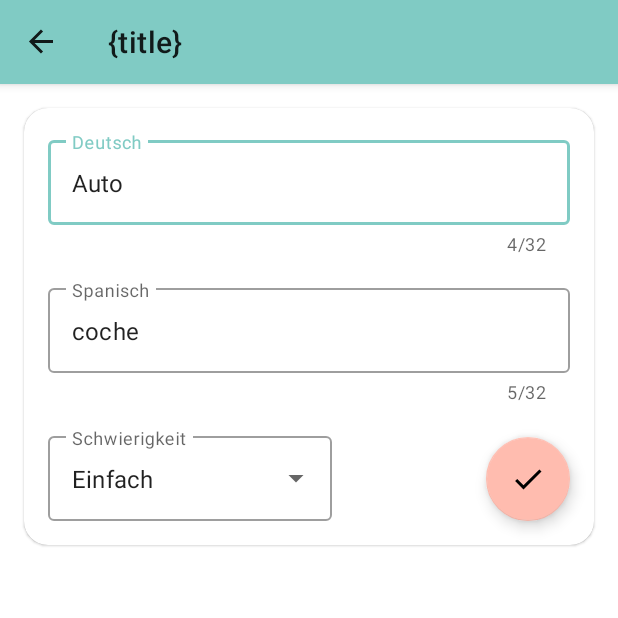
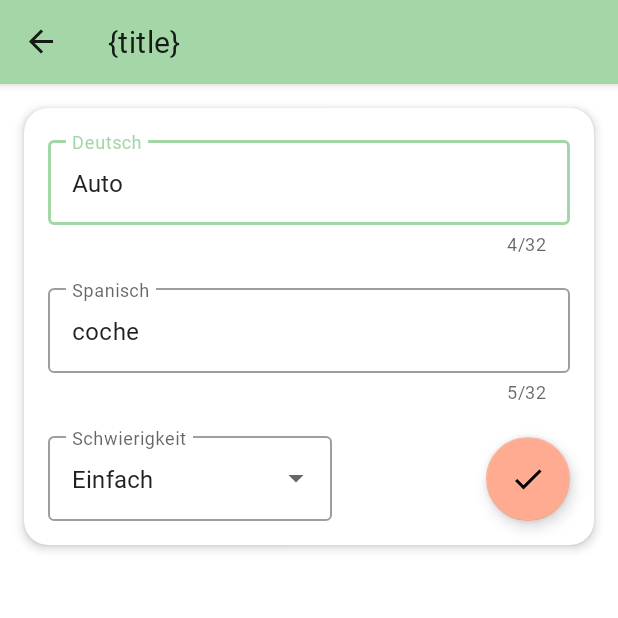
Before and after one commit to mteerie/Vocabulario, an Android app: the screen it shows after launch (MainActivity), after a tap on "Auto", on a phone screen of 412 x 824 dp, the top half of it. Run offline under Robolectric (Android 15) with nearby library versions, the phone set to English and light mode, and no system bars; our stand-ins replace Dagger/Hilt's generated code, Room's generated code, navigation-ui; libraries missing offline, so code that uses them is left out: androidx.hilt, androidx.hilt.lifecycle.

Commit message:
code refactoring, adjust themes, adjust database setup, remove bottom navigation from main activity

```diff
--- a/app/src/main/java/com/inf3005/android/vocabulario/MainActivity.kt
+++ b/app/src/main/java/com/inf3005/android/vocabulario/MainActivity.kt
@@ -5,6 +5,8 @@ import androidx.appcompat.app.AppCompatActivity
 import androidx.navigation.NavController
 import androidx.navigation.fragment.NavHostFragment
 import androidx.navigation.ui.setupActionBarWithNavController
+import androidx.navigation.ui.setupWithNavController
+import com.google.android.material.bottomnavigation.BottomNavigationView
 import com.inf3005.android.vocabulario.utilities.KeyboardUtilities
 import dagger.hilt.android.AndroidEntryPoint
 
@@ -18,16 +20,12 @@ class MainActivity : AppCompatActivity() {
         super.onCreate(savedInstanceState)
         setContentView(R.layout.activity_main)
 
-//        val bottomNavigation : BottomNavigationView = findViewById(R.id.bottom_nav_view)
-
         val navHostFragment = supportFragmentManager.findFragmentById(R.id.nav_host_fragment)
                 as NavHostFragment
 
         navigationController = navHostFragment.navController
 
         setupActionBarWithNavController(navHostFragment.navController)
-
-//        bottomNavigation.setupWithNavController(navHostFragment.navController)
     }
 
     override fun onSupportNavigateUp(): Boolean {
--- a/app/src/main/java/com/inf3005/android/vocabulario/data/VocabularyDao.kt
+++ b/app/src/main/java/com/inf3005/android/vocabulario/data/VocabularyDao.kt
@@ -24,9 +24,9 @@ interface VocabularyDao {
      * verwendet wird, um die Objekte der Relation zu durchsuchen. In Verwendung mit der Such-
      * Funktion des ListFragments.
      *
-     * Innerhalb des Query wird '%' verwendet, damit die Nutzereingabe auch nur teilweise dem
-     * Objekt der Relation entsprechen kann - ist userQuery = 'uto' soll also trotzdem der Eintrag
-     * mit 'auto' angezeigt werden.
+     * Innerhalb der Queries wird '%' als Platzhalter verwendet, sodass die Nutzereingabe auch nur teilweise dem
+     * Objekt der Relation entsprechen kann - ist userQuery == 'uto' soll also trotzdem ein Eintrag
+     * mit Wert 'auto' in einem der Attribute angezeigt werden.
      * */
     fun getAllEntries(userQuery: String, entryOrder: SortBy): Flow<List<Vocabulary>> =
         when(entryOrder) {
@@ -42,10 +42,10 @@ interface VocabularyDao {
     @Query("SELECT * FROM vocabulary WHERE german LIKE '%' || :userQuery || '%' OR spanish LIKE '%' || :userQuery || '%' ORDER BY UPPER(spanish)")
     fun getAllEntriesBySpanish(userQuery: String): Flow<List<Vocabulary>>
 
-    @Query("SELECT * FROM vocabulary WHERE german LIKE '%' || :userQuery || '%' OR spanish LIKE '%' || :userQuery || '%' ORDER BY difficulty ASC")
+    @Query("SELECT * FROM vocabulary WHERE german LIKE '%' || :userQuery || '%' OR spanish LIKE '%' || :userQuery || '%' ORDER BY difficulty ASC, UPPER(german)")
     fun getAllEntriesByDifficultyAscending(userQuery: String): Flow<List<Vocabulary>>
 
-    @Query("SELECT * FROM vocabulary WHERE german LIKE '%' || :userQuery || '%' OR spanish LIKE '%' || :userQuery || '%' ORDER BY difficulty DESC")
+    @Query("SELECT * FROM vocabulary WHERE german LIKE '%' || :userQuery || '%' OR spanish LIKE '%' || :userQuery || '%' ORDER BY difficulty DESC, UPPER(german)")
     fun getAllEntriesByDifficultyDescending(userQuery: String): Flow<List<Vocabulary>>
 
     /**
--- a/app/src/main/java/com/inf3005/android/vocabulario/data/VocabularyDatabase.kt
+++ b/app/src/main/java/com/inf3005/android/vocabulario/data/VocabularyDatabase.kt
@@ -12,20 +12,20 @@ import javax.inject.Provider
  * Erzeuge Room-Database-Instanz - größtenteils Boilerplate Code.
  * */
 
-@Database(entities = [Vocabulary::class], version = 4, exportSchema = false)
+@Database(entities = [Vocabulary::class], version = 4)
 abstract class VocabularyDatabase : RoomDatabase() {
 
     abstract fun vocabularyDao(): VocabularyDao
 
     class VocabularyDatabaseCallback @Inject constructor(
-        private val database: Provider<VocabularyDatabase>,
+        private val vocabularyDao: Provider<VocabularyDao>,
         private val scope: CoroutineScope
     ) : RoomDatabase.Callback() {
 
         override fun onCreate(db: SupportSQLiteDatabase) {
             super.onCreate(db)
 
-            val dao = database.get().vocabularyDao()
+            val dao = vocabularyDao.get()
 
             scope.launch {
 
--- a/app/src/main/java/com/inf3005/android/vocabulario/utilities/DependencyInjectionModule.kt
+++ b/app/src/main/java/com/inf3005/android/vocabulario/utilities/DependencyInjectionModule.kt
@@ -9,6 +9,7 @@ import dagger.Provides
 import dagger.hilt.InstallIn
 import dagger.hilt.android.components.ApplicationComponent
 import kotlinx.coroutines.CoroutineScope
+import kotlinx.coroutines.Dispatchers
 import kotlinx.coroutines.SupervisorJob
 
 
@@ -36,5 +37,6 @@ object DependencyInjectionModule {
 
     @Singleton
     @Provides
-    fun provideCoroutineScope() = CoroutineScope(SupervisorJob())
+    fun provideCoroutineScope() = CoroutineScope(Dispatchers.Main.immediate
+            + SupervisorJob())
 }
--- a/app/src/main/res/drawable-anydpi-v26/ic_launcher_background.xml
+++ b/app/src/main/res/drawable-anydpi-v26/ic_launcher_background.xml
@@ -13,8 +13,8 @@
           android:endY="106.9922"
           android:endX="54"
           android:type="linear">
-        <item android:offset="0" android:color="#80cbc4"/>
-        <item android:offset="1" android:color="#4f9a94"/>
+        <item android:offset="0" android:color="#d7ffd9"/>
+        <item android:offset="1" android:color="#75a478"/>
       </gradient>
     </aapt:attr>
   </path>
--- a/app/src/main/res/layout/activity_main.xml
+++ b/app/src/main/res/layout/activity_main.xml
@@ -1,5 +1,4 @@
 <?xml version="1.0" encoding="utf-8"?>
-<layout>
 <androidx.constraintlayout.widget.ConstraintLayout xmlns:android="http://schemas.android.com/apk/res/android"
     xmlns:app="http://schemas.android.com/apk/res-auto"
     xmlns:tools="http://schemas.android.com/tools"
@@ -15,16 +14,4 @@
         android:layout_height="match_parent"
         app:defaultNavHost="true"
         app:navGraph="@navigation/nav_graph_main" />
-
-        <!--    <com.google.android.material.bottomnavigation.BottomNavigationView-->
-        <!--        android:id="@+id/bottom_nav_view"-->
-        <!--        android:layout_width="match_parent"-->
-        <!--        android:layout_height="wrap_content"-->
-        <!--        app:layout_constraintBottom_toBottomOf="@+id/nav_host_fragment"-->
-        <!--        app:layout_constraintEnd_toEndOf="parent"-->
-        <!--        app:layout_constraintStart_toStartOf="parent"-->
-        <!--        app:menu="@menu/bottom_navigation_view"-->
-        <!--        />-->
-
 </androidx.constraintlayout.widget.ConstraintLayout>
-</layout>
--- a/app/src/main/res/layout/fragment_add_edit.xml
+++ b/app/src/main/res/layout/fragment_add_edit.xml
@@ -1,17 +1,17 @@
 <?xml version="1.0" encoding="utf-8"?>
-
-<androidx.coordinatorlayout.widget.CoordinatorLayout xmlns:android="http://schemas.android.com/apk/res/android"
+<com.google.android.material.card.MaterialCardView xmlns:android="http://schemas.android.com/apk/res/android"
     xmlns:app="http://schemas.android.com/apk/res-auto"
     xmlns:tools="http://schemas.android.com/tools"
     android:layout_width="match_parent"
-    android:layout_height="match_parent"
-    tools:context=".add_edit.AddEditFragment">
-
-    <com.google.android.material.card.MaterialCardView
-        android:layout_width="match_parent"
     android:layout_height="wrap_content"
     android:layout_margin="16dp"
-        app:cardCornerRadius="16dp">
+    android:clickable="false"
+    android:focusable="false"
+    android:focusableInTouchMode="false"
+    android:longClickable="false"
+    app:cardCornerRadius="16dp"
+    app:cardElevation="4dp"
+    tools:context=".add_edit.AddEditFragment">
 
     <androidx.constraintlayout.widget.ConstraintLayout
         android:layout_width="match_parent"
@@ -68,8 +68,8 @@
             style="@style/Widget.MaterialComponents.TextInputLayout.OutlinedBox.ExposedDropdownMenu"
             android:layout_width="wrap_content"
             android:layout_height="wrap_content"
+            android:layout_marginStart="16dp"
             android:layout_marginTop="16dp"
-                android:layout_marginStart="16dp"
             app:layout_constraintBottom_toBottomOf="parent"
             app:layout_constraintStart_toStartOf="parent"
             app:layout_constraintTop_toBottomOf="@id/input_sp">
@@ -95,8 +95,4 @@
             app:layout_constraintEnd_toEndOf="parent"
             tools:ignore="ContentDescription" />
     </androidx.constraintlayout.widget.ConstraintLayout>
-
 </com.google.android.material.card.MaterialCardView>
-
-
-</androidx.coordinatorlayout.widget.CoordinatorLayout>
--- a/app/src/main/res/layout/fragment_list_item.xml
+++ b/app/src/main/res/layout/fragment_list_item.xml
@@ -24,6 +24,7 @@
         android:longClickable="true"
         android:tooltipText="@string/edit_entry"
         app:cardCornerRadius="16dp"
+        app:cardElevation="2dp"
         tools:targetApi="26">
 
         <androidx.constraintlayout.widget.ConstraintLayout
--- a/app/src/main/res/navigation/nav_graph_main.xml
+++ b/app/src/main/res/navigation/nav_graph_main.xml
@@ -17,7 +17,7 @@
     <fragment
         android:id="@+id/infoFragment"
         android:name="com.inf3005.android.vocabulario.InfoFragment"
-        android:label="fragment_info"
+        android:label="Information"
         tools:layout="@layout/fragment_info" />
     <fragment
         android:id="@+id/addEditFragment"
--- a/app/src/main/res/values-night/themes.xml
+++ b/app/src/main/res/values-night/themes.xml
@@ -2,9 +2,9 @@
     <!-- Base application theme. -->
     <style name="Theme.Vocabulario" parent="Theme.MaterialComponents.DayNight.DarkActionBar">
         <!-- Primary brand color. -->
-        <item name="colorPrimary">@color/teal_700</item>
-        <item name="colorPrimaryVariant">@color/teal_700_dark</item>
-        <item name="colorOnPrimary">@color/black</item>
+        <item name="colorPrimary">@color/deep_purple_900</item>
+        <item name="colorPrimaryVariant">@color/deep_purple_900_dark</item>
+        <item name="colorOnPrimary">@color/white</item>
         <!-- Secondary brand color. -->
         <item name="colorSecondary">@color/red_200</item>
         <item name="colorSecondaryVariant">@color/red_200_dark</item>
@@ -14,14 +14,15 @@
         <!-- Customize your theme here. -->
         <item name="actionBarStyle">@style/primaryColorActionBar</item>
         <item name="snackbarStyle">@style/secondaryColorSnackBar</item>
-
+        <item name="android:fontFamily">@font/roboto_regular</item>
     </style>
 
     <style name="primaryColorActionBar" parent="Widget.MaterialComponents.ActionBar.Solid">
-        <item name="backgroundTint">@color/teal_200</item>
+        <item name="backgroundTint">@color/deep_purple_900</item>
     </style>
 
     <style name="secondaryColorSnackBar" parent="Widget.MaterialComponents.Snackbar">
-        <item name="backgroundTint">@color/red_200</item>
+        <item name="backgroundTint">@color/deep_orange_200</item>
     </style>
+
 </resources>
--- a/app/src/main/res/values/colors.xml
+++ b/app/src/main/res/values/colors.xml
@@ -1,12 +1,27 @@
 <?xml version="1.0" encoding="utf-8"?>
 <resources>
     <color name="teal_200">#80cbc4</color>
+
+    <color name="green_200">#a5d6a7</color>
+    <color name="green_200_dark">#75a478</color>
+    <color name="green_200_light">#d7ffd9</color>
+
+    <color name="deep_orange_200">#ffab91</color>
+    <color name="deep_orange_200_dark">#c97b63</color>
+    <color name="deep_orange_200_light">#ffddc1</color>
+
+    <color name="deep_purple_900">#9fa8da</color>
+    <color name="deep_purple_900_dark">#6f79a8</color>
+    <color name="deep_purple_900_light">#d1d9ff</color>
+
+    <color name="red_200">#ffbcaf</color>
+    <color name="red_200_dark">#ff8a80</color>
+    <color name="red_200_light">#ffcccb</color>
+
     <color name="teal_200_dark">#4f9a94</color>
     <color name="teal_700">#00796b</color>
     <color name="teal_700_dark">#004c40</color>
     <color name="teal_700_light">#48a999</color>
-    <color name="red_200">#ffbcaf</color>
-    <color name="red_200_dark">#ff8a80</color>
     <color name="black">#FF000000</color>
     <color name="white">#FFFFFFFF</color>
     <color name="grey">#767676</color>
--- a/app/src/main/res/values/strings.xml
+++ b/app/src/main/res/values/strings.xml
@@ -13,7 +13,7 @@
     <string name="fragment_info_list_icon">list icon</string>
 
     <string name="list_entry_deleted">Vokabel gelöscht.</string>
-    <string name="list_entry_undo">Undo</string>
+    <string name="list_entry_undo">Rückgängig</string>
     <string name="delete_all_list_entries">Alle Einträge löschen</string>
     <string name="delete_all_entries_title">Liste löschen</string>
     <string name="delete_all_entries">Möchtest Du alle Einträge löschen?</string>
--- a/app/src/main/res/values/themes.xml
+++ b/app/src/main/res/values/themes.xml
@@ -2,23 +2,23 @@
     <!-- Base application theme. -->
     <style name="Theme.Vocabulario" parent="Theme.MaterialComponents.Light">
         <!-- Primary brand color. -->
-        <item name="colorPrimary">@color/teal_200</item>
-        <item name="colorPrimaryVariant">@color/teal_200_dark</item>
+        <item name="colorPrimary">@color/green_200</item>
+        <item name="colorPrimaryVariant">@color/green_200_dark</item>
         <item name="colorOnPrimary">@color/black</item>
         <!-- Secondary brand color. -->
-        <item name="colorSecondary">@color/red_200</item>
-        <item name="colorSecondaryVariant">@color/red_200_dark</item>
+        <item name="colorSecondary">@color/deep_orange_200</item>
+        <item name="colorSecondaryVariant">@color/deep_orange_200_dark</item>
         <item name="colorOnSecondary">@color/black</item>
         <!-- Status bar color. -->
         <item name="android:statusBarColor" tools:targetApi="l">?attr/colorPrimaryVariant</item>
         <!-- Customize your theme here. -->
         <item name="snackbarStyle">@style/secondaryColorSnackBar</item>
+        <item name="android:fontFamily">@font/roboto_regular</item>
     </style>
 
     <style name="secondaryColorSnackBar" parent="Widget.MaterialComponents.Snackbar">
-        <item name="backgroundTint">@color/red_200</item>
+        <item name="backgroundTint">@color/deep_orange_200</item>
     </style>
 
 
-
 </resources>
```
Also changed, not shown: app/src/main/java/com/inf3005/android/vocabulario/utilities/Application.kt (+0 -10 lines), app/build.gradle (line endings or trailing spaces). Lines whose indentation alone changed are shown as unchanged.
